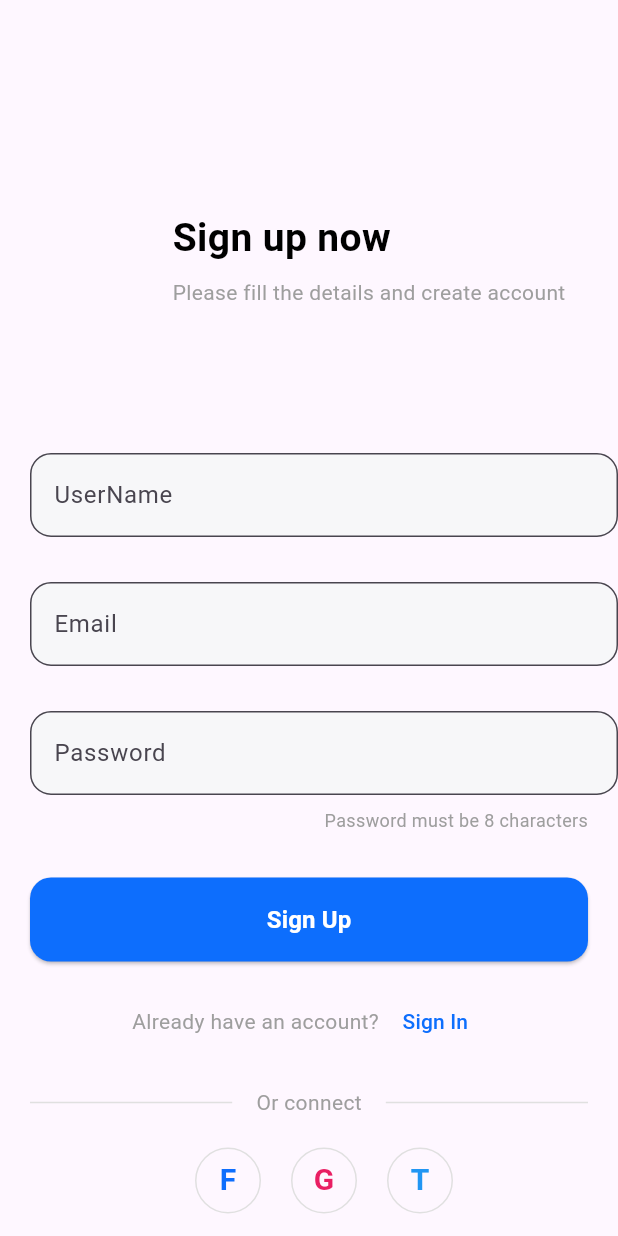
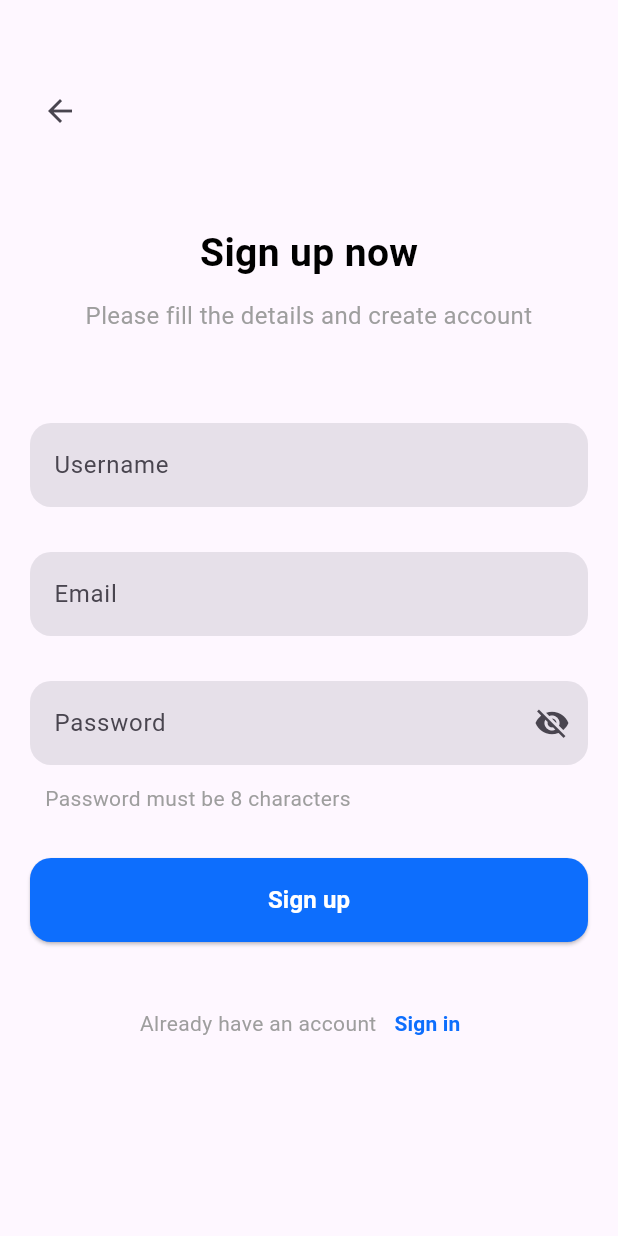
Before and after one commit to SadiaImran/travel_app, a Flutter app: the screen it shows after launch, on a phone screen of 412 x 824 dp. Run offline on Flutter 3.47's test engine with Material 3 defaults, Android fonts, the phone set to English and light mode, and no system bars; our stand-ins replace pinput.

Commit message:
Signup and verification screens

```diff
--- a/lib/main.dart
+++ b/lib/main.dart
@@ -1,5 +1,6 @@
 import 'package:flutter/material.dart';
 import 'package:travel_app/screens/signup_screen.dart';
+import 'package:travel_app/screens/verification_screen.dart';
 
 void main() {
   runApp(const MyApp());
@@ -10,7 +11,7 @@ class MyApp extends StatelessWidget {
 
   @override
   Widget build(BuildContext context) {
-    return const MaterialApp(
+    return MaterialApp(
       debugShowCheckedModeBanner: false,
       home: SignUpScreen(),
     );
--- a/lib/screens/signup_screen.dart
+++ b/lib/screens/signup_screen.dart
@@ -1,4 +1,5 @@
 import 'package:flutter/material.dart';
+import 'package:travel_app/screens/verification_screen.dart'; // Import VerificationScreen
 
 class SignUpScreen extends StatefulWidget {
   const SignUpScreen({super.key});
@@ -8,118 +9,192 @@ class SignUpScreen extends StatefulWidget {
 }
 
 class _SignupScreenState extends State<SignUpScreen> {
+  bool _isPasswordVisible = false;
+
+  final TextEditingController _usernameController = TextEditingController();
+  final TextEditingController _emailController = TextEditingController();
+  final TextEditingController _passwordController = TextEditingController();
+
+  bool _isValidEmail(String email) {
+    final emailRegExp = RegExp(r"^[a-zA-Z0-9._%+-]+@[a-zA-Z0-9.-]+\.[a-zA-Z]{2,4}$");
+    return emailRegExp.hasMatch(email);
+  }
+
   @override
   Widget build(BuildContext context) {
     return Scaffold(
-      body: Stack(
-
+      body: SingleChildScrollView(
+        child: Stack(
           children: [
-          Container(
-            padding: EdgeInsets.only(left: 115, top: 140),
+            Positioned(
+              top: 50,
+              left: 16,
+              child: IconButton(
+                icon: const Icon(Icons.arrow_back),
+                onPressed: () => Navigator.pop(context),
+              ),
+            ),
+            Padding(
+              padding: const EdgeInsets.symmetric(horizontal: 20),
               child: Column(
-              crossAxisAlignment: CrossAxisAlignment.start,
                 children: [
+                  const SizedBox(height: 150),
+                  Center(
+                    child: Column(
+                      children: const [
                         Text(
                           'Sign up now',
                           style: TextStyle(
                             color: Colors.black,
                             fontSize: 26,
-                    fontWeight: FontWeight.bold,
+                            fontWeight: FontWeight.w600,
                           ),
                         ),
-                SizedBox(height: 8),
+                        SizedBox(height: 12),
                         Text(
                           'Please fill the details and create account',
+                          style: TextStyle(
+                            color: Colors.grey,
+                            fontSize: 16,
+                          ),
+                          textAlign: TextAlign.center,
+                        ),
+                      ],
+                    ),
+                  ),
+                  const SizedBox(height: 60),
+                  // Username Input Field
+                  TextField(
+                    controller: _usernameController,
+                    decoration: InputDecoration(
+                      fillColor: Colors.grey[10],
+                      filled: true,
+                      hintText: 'Username',
+                      border: OutlineInputBorder(
+                        borderRadius: BorderRadius.circular(14),
+                        borderSide: const BorderSide(color: Colors.transparent),
+                      ),
+                      enabledBorder: OutlineInputBorder(
+                        borderRadius: BorderRadius.circular(14),
+                        borderSide: const BorderSide(color: Colors.transparent),
+                      ),
+                    ),
+                  ),
+                  const SizedBox(height: 30),
+                  // Email Input Field
+                  TextField(
+                    controller: _emailController,
+                    decoration: InputDecoration(
+                      fillColor: Colors.grey[10],
+                      filled: true,
+                      hintText: 'Email',
+                      border: OutlineInputBorder(
+                        borderRadius: BorderRadius.circular(14),
+                        borderSide: const BorderSide(color: Colors.transparent),
+                      ),
+                      enabledBorder: OutlineInputBorder(
+                        borderRadius: BorderRadius.circular(14),
+                        borderSide: const BorderSide(color: Colors.transparent),
+                      ),
+                    ),
+                  ),
+                  const SizedBox(height: 30),
+                  // Password Input Field
+                  TextField(
+                    controller: _passwordController,
+                    obscureText: !_isPasswordVisible,
+                    decoration: InputDecoration(
+                      fillColor: Colors.grey[10],
+                      filled: true,
+                      hintText: 'Password',
+                      border: OutlineInputBorder(
+                        borderRadius: BorderRadius.circular(14),
+                        borderSide: const BorderSide(color: Colors.transparent),
+                      ),
+                      enabledBorder: OutlineInputBorder(
+                        borderRadius: BorderRadius.circular(14),
+                        borderSide: const BorderSide(color: Colors.transparent),
+                      ),
+                      suffixIcon: IconButton(
+                        icon: Icon(
+                          _isPasswordVisible
+                              ? Icons.visibility
+                              : Icons.visibility_off,
+                        ),
+                        onPressed: () {
+                          setState(() {
+                            _isPasswordVisible = !_isPasswordVisible;
+                          });
+                        },
+                      ),
+                    ),
+                  ),
+                  const SizedBox(height: 12),
+                  Padding(
+                    padding: const EdgeInsets.only(left: 10),
+                    child: Align(
+                      alignment: Alignment.centerLeft,
+                      child: Text(
+                        'Password must be 8 characters',
                         style: TextStyle(
                           color: Colors.grey,
                           fontSize: 14,
                         ),
                       ),
-              ],
                     ),
                   ),
-
-          Container(
-            padding: EdgeInsets.only(left: 20, top: 246),
-            child: Column(
-              children: [
+                  const SizedBox(height: 30),
                   SizedBox(
-                  height: 56,
-                ),
-                TextField(
-                  decoration: InputDecoration(
-                    fillColor: Color(0xFFF7F7F9),
-                    filled: true,
-                    hintText: 'UserName',
-                    border: OutlineInputBorder(
-                      borderRadius: BorderRadius.circular(14),
-                    ),
-                  ),
-                ),
-
-                SizedBox(
-                  height: 30,
-                ),
-
-                TextField(
-                  decoration: InputDecoration(
-                    fillColor: Color(0xFFF7F7F9),
-                    filled: true,
-                    hintText: 'Email',
-                    border: OutlineInputBorder(
-                      borderRadius: BorderRadius.circular(14),
-                    ),
-                  ),
-                ),
-
-                SizedBox(
-                  height: 30,
-                ),
-                TextField(
-                  obscureText: true,
-                  decoration: InputDecoration(
-                    fillColor: Color(0xFFF7F7F9),
-                    filled: true,
-                    hintText: 'Password',
-                    border: OutlineInputBorder(
-                      borderRadius: BorderRadius.circular(14),
-                    ),
-                  ),
-                ),
-
-                SizedBox(height: 8),
-                Padding(
-                  padding: EdgeInsets.only(right: 20),
-                  child: Align(
-                    alignment: Alignment.centerRight,
-                    child: Text(
-                      'Password must be 8 characters',
-                      style: TextStyle(
-                        color: Colors.grey,
-                        fontSize: 12,
-                      ),
-                    ),
-                  ),
-                ),
-
-                SizedBox(height: 30),
-
-                // Sign Up Button
-                Padding(
-                  padding: EdgeInsets.only(right: 20),
-                  child: SizedBox(
                     width: double.infinity,
                     height: 56,
                     child: ElevatedButton(
-                      onPressed: () {},
+                      onPressed: () {
+                        // Validation checks
+                        if (_usernameController.text.isEmpty ||
+                            _emailController.text.isEmpty ||
+                            _passwordController.text.isEmpty) {
+                          ScaffoldMessenger.of(context).showSnackBar(
+                            const SnackBar(
+                              content: Text('All fields must be filled!'),
+                            ),
+                          );
+                          return;
+                        }
+
+                        if (!_isValidEmail(_emailController.text)) {
+                          ScaffoldMessenger.of(context).showSnackBar(
+                            const SnackBar(
+                              content: Text('Please enter a valid email address!'),
+                            ),
+                          );
+                          return;
+                        }
+
+                        if (_passwordController.text.length < 8) {
+                          ScaffoldMessenger.of(context).showSnackBar(
+                            const SnackBar(
+                              content: Text('Password must be at least 8 characters!'),
+                            ),
+                          );
+                          return;
+                        }
+
+                        // Navigate to the VerificationScreen
+                        Navigator.push(
+                          context,
+                          MaterialPageRoute(
+                            builder: (context) => const VerificationScreen(),
+                          ),
+                        );
+                      },
                       style: ElevatedButton.styleFrom(
-                        backgroundColor: Color(0xFF0D6EFD),
+                        backgroundColor: const Color(0xFF0D6EFD),
                         shape: RoundedRectangleBorder(
                           borderRadius: BorderRadius.circular(14),
                         ),
                       ),
-                      child: Text(
-                        'Sign Up',
+                      child: const Text(
+                        'Sign up',
                         style: TextStyle(
                           color: Colors.white,
                           fontSize: 16,
@@ -128,68 +203,24 @@ class _SignupScreenState extends State<SignUpScreen> {
                       ),
                     ),
                   ),
-                ),
-
-                SizedBox(height: 16),
-
-                // Centered "Already have an account?"
-                Padding(
-                  padding: EdgeInsets.only(right: 20),
-                  child: Row(
+                  const SizedBox(height: 30),
+                  Row(
                     mainAxisAlignment: MainAxisAlignment.center,
                     children: [
                       const Text(
-                        'Already have an account? ',
+                        'Already have an account',
                         style: TextStyle(color: Colors.grey),
                       ),
                       TextButton(
-                        onPressed: () {
-                          Navigator.pop(context);
-                        },
+                        onPressed: () {},
                         child: const Text(
-                          'Sign In',
-                          style: TextStyle(color: Color(0xFF0D6EFD)),
+                          'Sign in',
+                          style: TextStyle(
+                            color: Color(0xFF0D6EFD),
+                            fontWeight: FontWeight.w600,
                           ),
                         ),
-                    ],
                       ),
-                ),
-
-                SizedBox(height: 20),
-
-                // Or connect section
-                Padding(
-                  padding: EdgeInsets.only(right: 20),
-                  child: Row(
-                    children: [
-                      Expanded(
-                        child: Divider(color: Colors.grey[300]),
-                      ),
-                      Padding(
-                        padding: EdgeInsets.symmetric(horizontal: 16),
-                        child: Text(
-                          'Or connect',
-                          style: TextStyle(color: Colors.grey),
-                        ),
-                      ),
-                      Expanded(
-                        child: Divider(color: Colors.grey[300]),
-                      ),
-                    ],
-                  ),
-                ),
-
-                SizedBox(height: 20),
-
-                // Social Media Buttons
-                Row(
-                  mainAxisAlignment: MainAxisAlignment.center,
-                  children: [
-                    _socialButton('F', Color(0xFF0D6EFD)),
-                    SizedBox(width: 20),
-                    _socialButton('G', Colors.pink),
-                    SizedBox(width: 20),
-                    _socialButton('T', Colors.blue),
                     ],
                   ),
                 ],
@@ -197,26 +228,6 @@ class _SignupScreenState extends State<SignUpScreen> {
             ),
           ],
         ),
-    );
-  }
-
-  Widget _socialButton(String text, Color color) {
-    return Container(
-      width: 44,
-      height: 44,
-      decoration: BoxDecoration(
-        shape: BoxShape.circle,
-        border: Border.all(color: Colors.grey[300]!),
-      ),
-      child: Center(
-        child: Text(
-          text,
-          style: TextStyle(
-            color: color,
-            fontSize: 20,
-            fontWeight: FontWeight.bold,
-          ),
-        ),
       ),
     );
   }
--- a/pubspec.yaml
+++ b/pubspec.yaml
@@ -35,7 +35,7 @@ dependencies:
   # The following adds the Cupertino Icons font to your application.
   # Use with the CupertinoIcons class for iOS style icons.
   cupertino_icons: ^1.0.6
-
+  pinput: ^5.0.0
 dev_dependencies:
   flutter_test:
     sdk: flutter
```
Also changed, not shown: lib/screens/verification_screen.dart (added, +154 -0 lines), pubspec.lock. Lines whose indentation alone changed are shown as unchanged.
